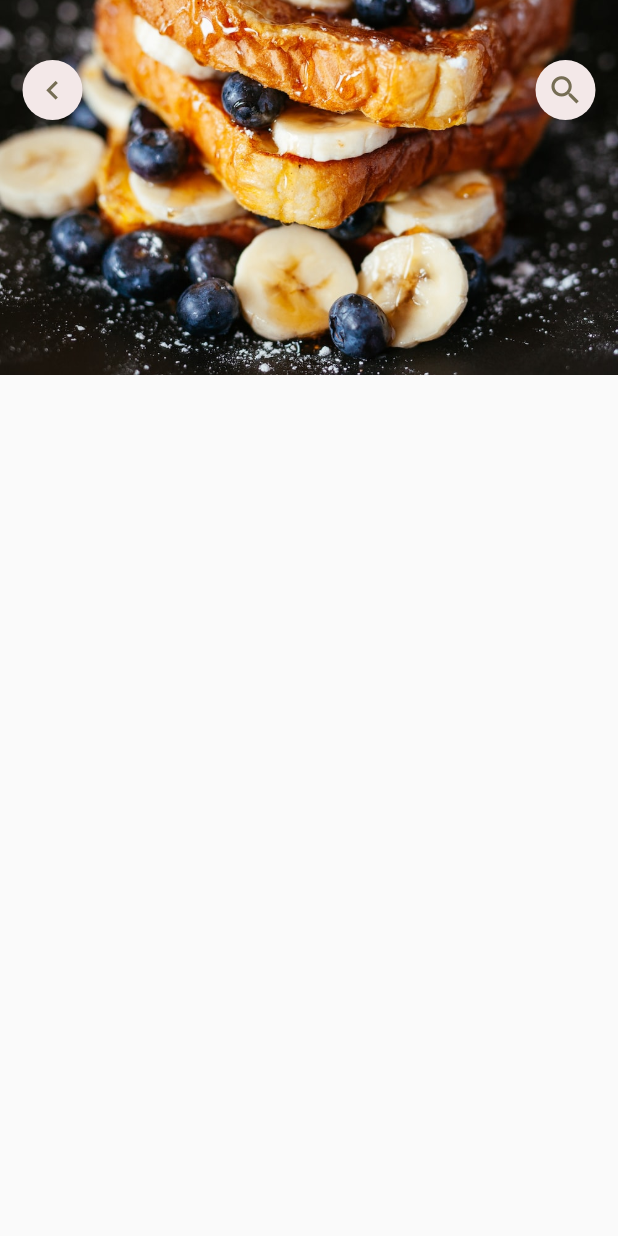
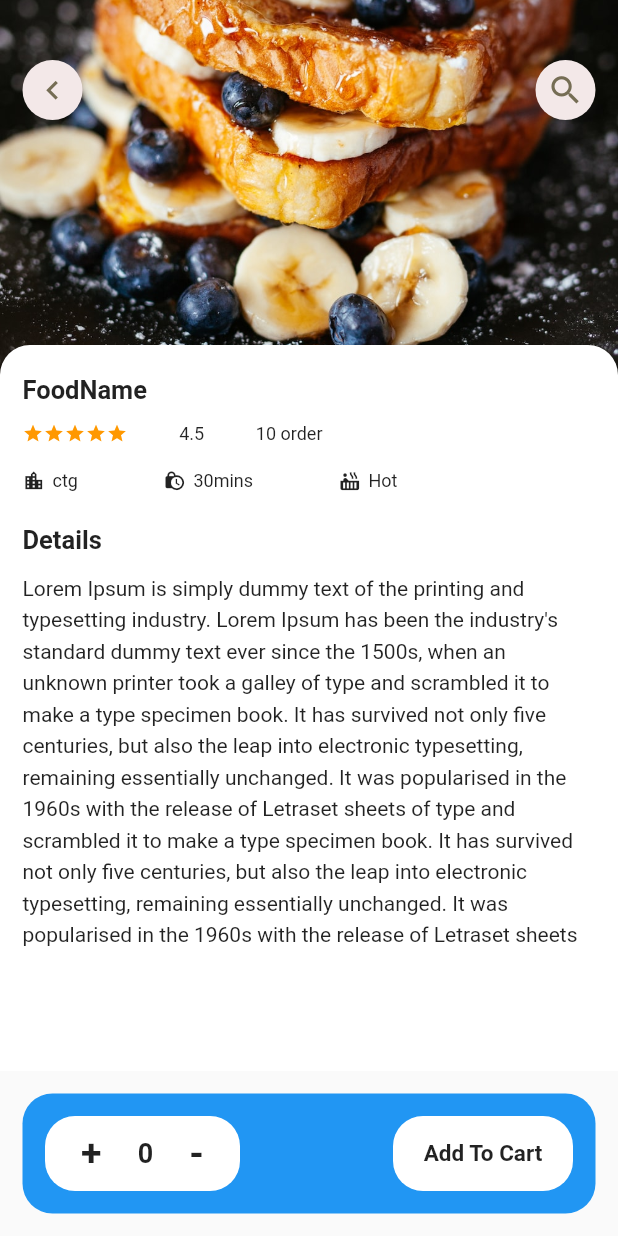
Before and after one commit to jahidul96/Flutter_FoodApp, a Flutter app: the screen it shows after launch, on a phone screen of 412 x 824 dp. Run offline on Flutter 3.47's test engine with Material 2 defaults, Android fonts, the phone set to English and light mode, and no system bars; our stand-ins replace dots_indicator, get.

Commit message:
added details ui page

```diff
--- a/lib/components/CardBottomContent.dart
+++ b/lib/components/CardBottomContent.dart
@@ -1,3 +1,5 @@
+// ignore_for_file: prefer_const_constructors
+
 import 'package:flutter/cupertino.dart';
 import 'package:flutter/material.dart';
 import 'package:flutter/src/widgets/container.dart';
--- /dev/null
+++ b/lib/components/detailsFoodTopContent.dart
@@ -0,0 +1,56 @@
+// ignore_for_file: prefer_const_constructors, avoid_unnecessary_containers
+
+import 'package:flutter/cupertino.dart';
+import 'package:flutter/material.dart';
+import 'package:flutter/src/widgets/container.dart';
+import 'package:flutter/src/widgets/framework.dart';
+import 'package:flutter_test_app/components/CardBottomContent.dart';
+import 'package:flutter_test_app/components/TextWidget.dart';
+import 'package:flutter_test_app/components/reviewComp.dart';
+
+class DetailsTopContent extends StatelessWidget {
+  const DetailsTopContent({super.key});
+
+  @override
+  Widget build(BuildContext context) {
+    return Positioned(
+      left: 0,
+      right: 0,
+      top: 230,
+      child: Container(
+        padding: EdgeInsets.only(top: 20, left: 15, right: 15),
+        height: 500,
+        decoration: BoxDecoration(
+            color: Colors.white,
+            borderRadius: BorderRadius.only(
+                topLeft: Radius.circular(20), topRight: Radius.circular(20))),
+        child: Column(
+          crossAxisAlignment: CrossAxisAlignment.start,
+          children: [
+            Container(
+                child: TextWidget(
+              text: "FoodName",
+              fontWeight: FontWeight.w600,
+              size: 17,
+            )),
+            Container(
+              child: SizedBox(
+                width: 200,
+                child: ReviewCompWidget(),
+              ),
+            ),
+            SizedBox(
+              height: 7,
+            ),
+            Container(
+              child: SizedBox(
+                width: 250,
+                child: CardBottomContent(),
+              ),
+            ),
+          ],
+        ),
+      ),
+    );
+  }
+}
--- /dev/null
+++ b/lib/components/reviewComp.dart
@@ -0,0 +1,30 @@
+import 'package:flutter/cupertino.dart';
+import 'package:flutter/src/widgets/container.dart';
+import 'package:flutter/src/widgets/framework.dart';
+import 'package:flutter_test_app/components/RatingIconWidget.dart';
+import 'package:flutter_test_app/components/TextWidget.dart';
+
+class ReviewCompWidget extends StatelessWidget {
+  const ReviewCompWidget({super.key});
+
+  @override
+  Widget build(BuildContext context) {
+    return Container(
+      margin: const EdgeInsets.only(top: 12),
+      child: Row(
+        mainAxisAlignment: MainAxisAlignment.spaceBetween,
+        children: [
+          const RatingIconWidget(),
+          TextWidget(
+            text: "4.5",
+            size: 12,
+          ),
+          TextWidget(
+            text: "10 order",
+            size: 12,
+          )
+        ],
+      ),
+    );
+  }
+}
--- a/lib/components/sliderCardContent.dart
+++ b/lib/components/sliderCardContent.dart
@@ -3,6 +3,7 @@ import 'package:flutter/material.dart';
 import 'package:flutter_test_app/components/CardBottomContent.dart';
 import 'package:flutter_test_app/components/RatingIconWidget.dart';
 import 'package:flutter_test_app/components/TextWidget.dart';
+import 'package:flutter_test_app/components/reviewComp.dart';
 
 class SliderCardContentWidget extends StatelessWidget {
   const SliderCardContentWidget({super.key});
@@ -21,23 +22,7 @@ class SliderCardContentWidget extends StatelessWidget {
               fontWeight: FontWeight.w600,
             ),
           ),
-          Container(
-            margin: const EdgeInsets.only(top: 12),
-            child: Row(
-              mainAxisAlignment: MainAxisAlignment.spaceBetween,
-              children: [
-                const RatingIconWidget(),
-                TextWidget(
-                  text: "4.5",
-                  size: 12,
-                ),
-                TextWidget(
-                  text: "10 order",
-                  size: 12,
-                )
-              ],
-            ),
-          ),
+          const ReviewCompWidget(),
           const CardBottomContent(),
         ],
       ),
--- a/lib/main.dart
+++ b/lib/main.dart
@@ -3,7 +3,7 @@ import 'package:flutter_test_app/screens/details.dart';
 import 'package:flutter_test_app/screens/home.dart';
 
 void main() {
-  return runApp(const MyApp());
+  return runApp(MyApp());
 }
 
 class MyApp extends StatelessWidget {
@@ -11,7 +11,7 @@ class MyApp extends StatelessWidget {
 
   @override
   Widget build(BuildContext context) {
-    return const MaterialApp(
+    return MaterialApp(
       debugShowCheckedModeBanner: false,
       home: FoodDetails(),
     );
--- a/lib/screens/details.dart
+++ b/lib/screens/details.dart
@@ -3,11 +3,17 @@
 import 'package:flutter/material.dart';
 import 'package:flutter/src/widgets/container.dart';
 import 'package:flutter/src/widgets/framework.dart';
+import 'package:flutter_test_app/components/CardBottomContent.dart';
+import 'package:flutter_test_app/components/TextWidget.dart';
+import 'package:flutter_test_app/components/detailsFoodTopContent.dart';
 import 'package:flutter_test_app/components/iconWidget.dart';
+import 'package:flutter_test_app/components/reviewComp.dart';
 import 'package:flutter_test_app/components/topBackIcon.dart';
 
 class FoodDetails extends StatelessWidget {
-  const FoodDetails({super.key});
+  FoodDetails({super.key});
+  double positionHeight = 350;
+  double imgHeight = 250;
 
   @override
   Widget build(BuildContext context) {
@@ -20,7 +26,7 @@ class FoodDetails extends StatelessWidget {
             right: 0,
             child: Container(
               width: double.maxFinite,
-              height: 250,
+              height: imgHeight,
               decoration: BoxDecoration(
                 image: DecorationImage(
                   image: AssetImage("assets/image/food1.jpg"),
@@ -48,8 +54,90 @@ class FoodDetails extends StatelessWidget {
                     iconsize: 25,
                   ),
                 ],
-              ))
+              )),
+
+          // details content comp
+          DetailsTopContent(),
+
+          Positioned(
+              left: 15,
+              right: 15,
+              top: positionHeight,
+              child: Container(
+                child: Column(
+                  crossAxisAlignment: CrossAxisAlignment.start,
+                  children: [
+                    TextWidget(
+                      text: "Details",
+                      fontWeight: FontWeight.bold,
+                      size: 17,
+                    ),
+                    SizedBox(
+                      height: 10,
+                    ),
+                    Text(
+                      "Lorem Ipsum is simply dummy text of the printing and typesetting industry. Lorem Ipsum has been the industry's standard dummy text ever since the 1500s, when an unknown printer took a galley of type and scrambled it to make a type specimen book. It has survived not only five centuries, but also the leap into electronic typesetting, remaining essentially unchanged. It was popularised in the 1960s with the release of Letraset sheets of type and scrambled it to make a type specimen book. It has survived not only five centuries, but also the leap into electronic typesetting, remaining essentially unchanged. It was popularised in the 1960s with the release of Letraset sheets",
+                      style: TextStyle(height: 1.5),
+                    ),
+                  ],
+                ),
+              )),
         ],
+      ),
+
+      // bottom add comp
+      bottomNavigationBar: Container(
+        height: 80,
+        padding: EdgeInsets.all(15),
+        margin: EdgeInsets.all(15),
+        decoration: BoxDecoration(
+          color: Colors.blue,
+          borderRadius: BorderRadius.circular(20),
+        ),
+        child: Row(
+          mainAxisAlignment: MainAxisAlignment.spaceBetween,
+          children: [
+            Container(
+              width: 130,
+              height: 65,
+              decoration: BoxDecoration(
+                color: Colors.white,
+                borderRadius: BorderRadius.circular(20),
+              ),
+              child: Row(
+                crossAxisAlignment: CrossAxisAlignment.center,
+                mainAxisAlignment: MainAxisAlignment.spaceEvenly,
+                children: [
+                  Text(
+                    "+",
+                    style: TextStyle(fontSize: 25, fontWeight: FontWeight.bold),
+                  ),
+                  Text(
+                    "0",
+                    style: TextStyle(fontSize: 18, fontWeight: FontWeight.bold),
+                  ),
+                  Text(
+                    "-",
+                    style: TextStyle(fontSize: 25, fontWeight: FontWeight.bold),
+                  ),
+                ],
+              ),
+            ),
+            Container(
+                alignment: Alignment.center,
+                width: 120,
+                height: 65,
+                decoration: BoxDecoration(
+                  color: Colors.white,
+                  borderRadius: BorderRadius.circular(20),
+                ),
+                child: TextWidget(
+                  text: "Add To Cart",
+                  size: 15,
+                  fontWeight: FontWeight.bold,
+                )),
+          ],
+        ),
       ),
     );
   }
```
